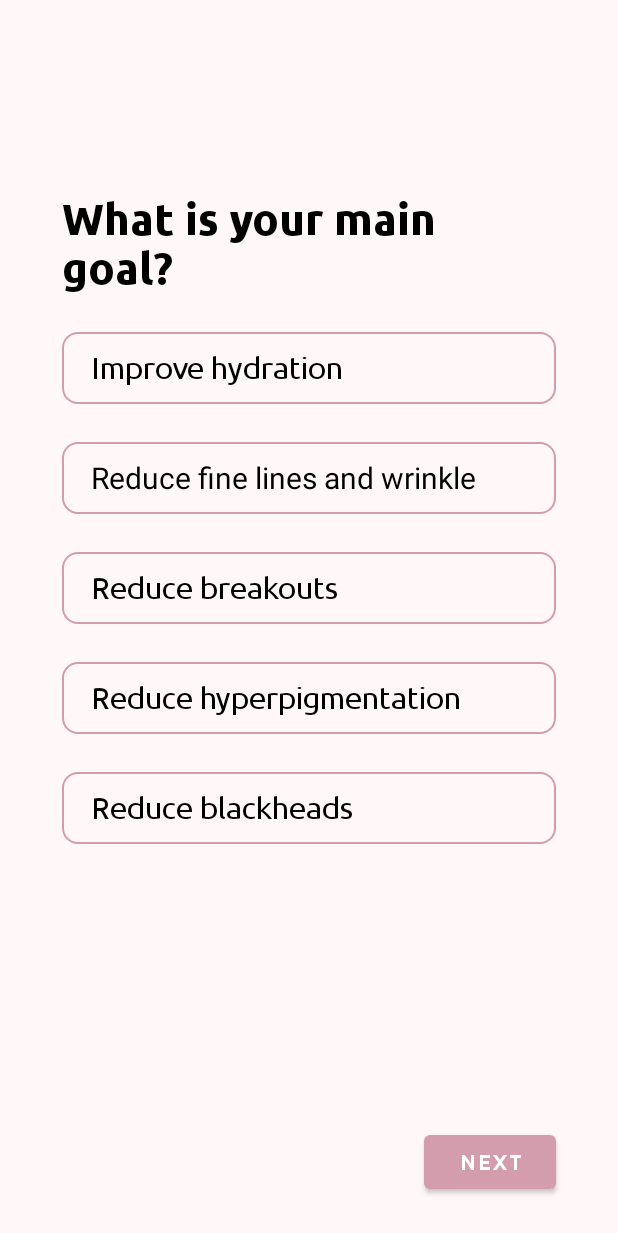
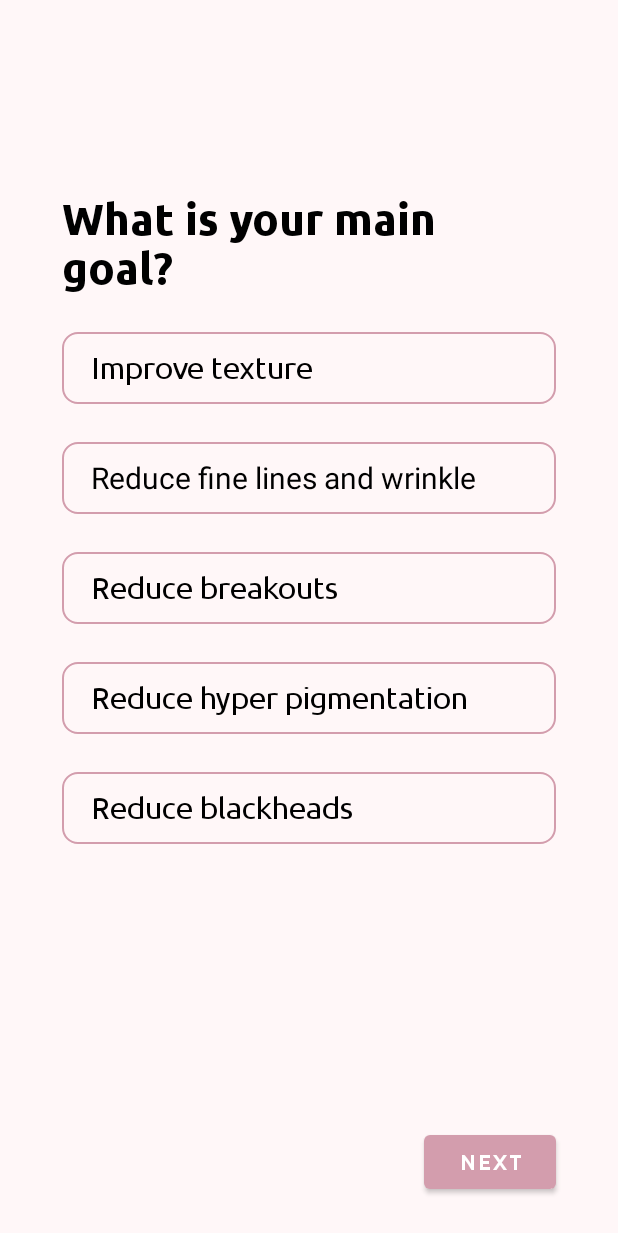
Before and after one commit to chinguyen202/better-skin, an Android app: the SecondQuiz screen opened directly, with no data from a screen before it, on a phone screen of 412 x 824 dp. Shown: the top 1233 px of the screen. Run offline under Robolectric (Android 15) with nearby library versions, the light colour scheme and no system bars.

Commit message:
change text

```diff
--- a/app/src/main/res/values/strings.xml
+++ b/app/src/main/res/values/strings.xml
@@ -15,10 +15,10 @@
     <string name="rb_combination">Combination</string>
     <string name="next_quiz_button">Next</string>
     <string name="main_goal_title">What is your main goal?</string>
-    <string name="rb_goal_1">Improve hydration</string>
+    <string name="rb_goal_1">Improve texture</string>
     <string name="rb_goal_2">Reduce fine lines and wrinkle</string>
     <string name="rb_goal_3">Reduce breakouts</string>
-    <string name="rb_goal_4">Reduce hyperpigmentation</string>
+    <string name="rb_goal_4">Reduce hyper pigmentation</string>
     <string name="rb_goal_5">Reduce blackheads</string>
     <string name="sensitive_skin_title">Do you have sensitive skin?</string>
     <string name="pregnant_title">Are you pregnant?</string>
```
